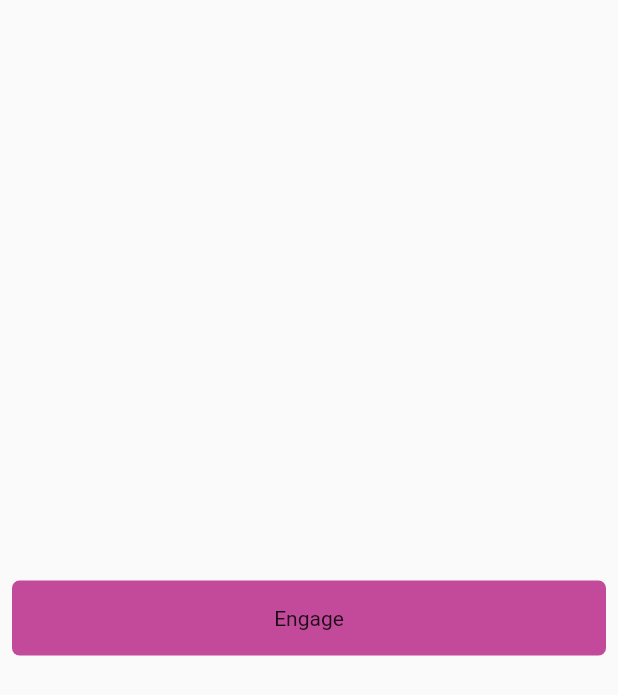
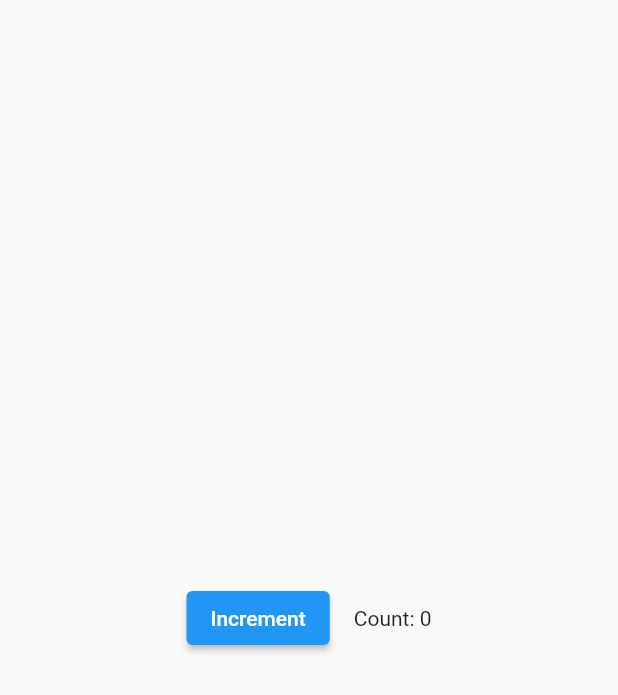
Before and after one commit to RishikantSri/flutterpro, a Flutter app: the screen it shows after launch, on a phone screen of 412 x 824 dp. Shown: the top 695 px of the screen. Run offline on Flutter 3.47's test engine with Material 2 defaults, Android fonts, the phone set to English and light mode, and no system bars.

```diff
--- a/lib/main.dart
+++ b/lib/main.dart
@@ -1,26 +1,52 @@
 import 'package:flutter/material.dart';
 
-class MyButton extends StatelessWidget {
-  const MyButton({super.key});
+class Counter extends StatefulWidget {
+  // This class is the configuration for the state.
+  // It holds the values (in this case nothing) provided
+  // by the parent and used by the build  method of the
+  // State. Fields in a Widget subclass are always marked
+  // "final".
+
+  const Counter({super.key});
+
+  @override
+  State<Counter> createState() => _CounterState();
+}
+
+class _CounterState extends State<Counter> {
+  int _counter = 0;
+
+  void _increment() {
+    setState(() {
+      // This call to setState tells the Flutter framework
+      // that something has changed in this State, which
+      // causes it to rerun the build method below so that
+      // the display can reflect the updated values. If you
+      // change _counter without calling setState(), then
+      // the build method won't be called again, and so
+      // nothing would appear to happen.
+      _counter++;
+    });
+  }
 
   @override
   Widget build(BuildContext context) {
-    return GestureDetector(
-      onTap: () {
-        print('MyButton was tapped!');
-      },
-      child: Container(
-        height: 50,
-        padding: const EdgeInsets.all(8),
-        margin: const EdgeInsets.symmetric(horizontal: 8),
-        decoration: BoxDecoration(
-          borderRadius: BorderRadius.circular(5),
-          color: Color.fromARGB(255, 195, 74, 155),
+    // This method is rerun every time setState is called,
+    // for instance, as done by the _increment method above.
+    // The Flutter framework has been optimized to make
+    // rerunning build methods fast, so that you can just
+    // rebuild anything that needs updating rather than
+    // having to individually changes instances of widgets.
+    return Row(
+      mainAxisAlignment: MainAxisAlignment.center,
+      children: <Widget>[
+        ElevatedButton(
+          onPressed: _increment,
+          child: const Text('Increment'),
         ),
-        child: const Center(
-          child: Text('Engage'),
-        ),
-      ),
+        const SizedBox(width: 16),
+        Text('Count: $_counter'),
+      ],
     );
   }
 }
@@ -30,7 +56,7 @@ void main() {
     const MaterialApp(
       home: Scaffold(
         body: Center(
-          child: MyButton(),
+          child: Counter(),
         ),
       ),
     ),
```
